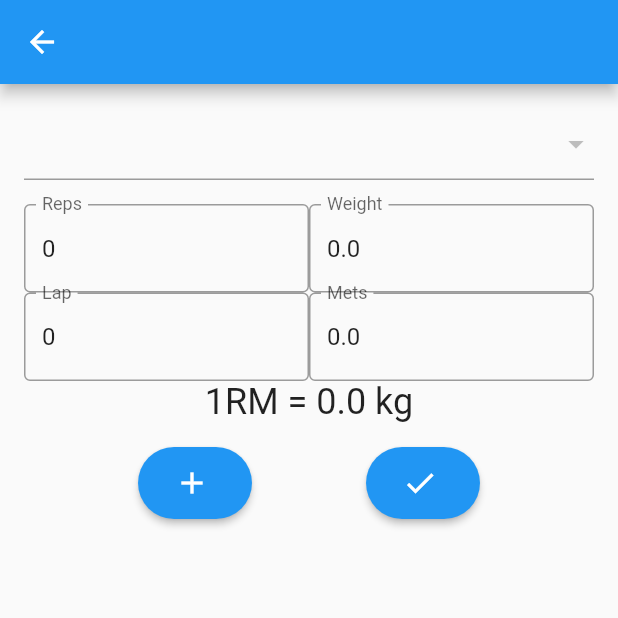
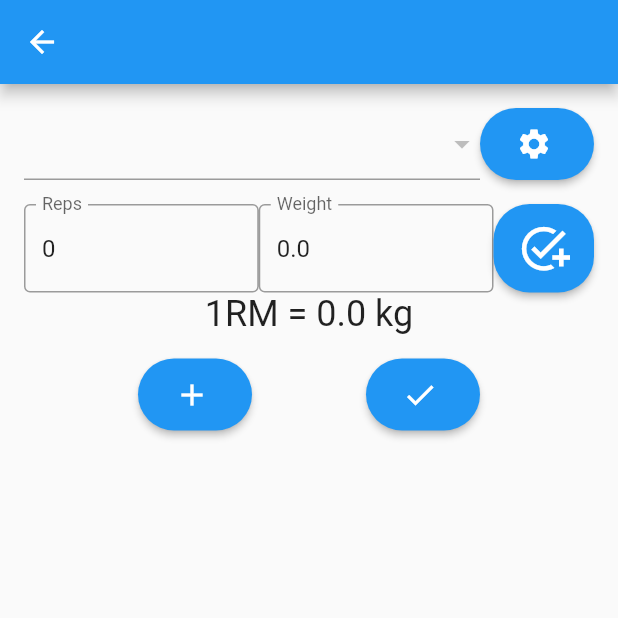
Before and after one commit to NaitoFumi/atlas, a Flutter app: the TrainingRegistWidget screen opened directly with empty values, after a tap on the "add" icon, on a phone screen of 412 x 824 dp, the top half of it. Run offline on Flutter 3.47's test engine with Material 2 defaults, Android fonts, the phone set to English and light mode, and no system bars; our stand-ins replace flutter_riverpod, hooks_riverpod, logger, sqflite, table_calendar; missing offline and left inert: dart:ffi; accounts and stored records are empty.

Commit message:
add event setting
Additional functionality to retrieve events

delete mets kcal

Due to unreliability of mets.
The unreliability of calorie calculations

```diff
--- a/lib/core/structure.dart
+++ b/lib/core/structure.dart
@@ -8,14 +8,12 @@ class TrainingTaskItem {
   int date;
   int eventId;
   String eventName;
-  double eventDefMets;
 
   TrainingTaskItem({
     required this.id,
     required this.date,
     required this.eventId,
     required this.eventName,
-    required this.eventDefMets,
   });
 
   factory TrainingTaskItem.fromJson(Map<String, dynamic> json) {
@@ -24,7 +22,6 @@ class TrainingTaskItem {
       date: json['date'] as int,
       eventId: json['eventId'] as int,
       eventName: json['eventName'] as String,
-      eventDefMets: json['eventDefMets'] as double,
     );
   }
   Map<String, dynamic> toJson() => {
@@ -32,47 +29,34 @@ class TrainingTaskItem {
     'date': date,
     'eventId': eventId,
     'eventName': eventName,
-    'eventDefMets': eventDefMets,
   };
 }
 
 class TrainingState {
   double weight;
-  double mets;
   int reps;
-  int lap;
   double rm;
-  int kcal;
 
   TrainingState({
     required this.weight,
-    required this.mets,
     required this.reps,
-    required this.lap,
     required this.rm,
-    required this.kcal,
   });
 }
 
 class TrainingStateController extends StateNotifier<TrainingState> {
-  TrainingStateController() : super(
+  TrainingStateController({double weight = 0, int reps = 0, double rm = 0}) : super(
     TrainingState(
-      weight: 0,
-      mets: 0,
-      reps: 0,
-      lap: 0,
-      rm: 0,
-      kcal: 0,
+      weight: weight,
+      reps: reps,
+      rm: rm,
     )
   );
-  void modify(weight,mets,reps,lap,rm,kcal) {
+  void modify(weight,reps,rm) {
     state = TrainingState(
       weight: weight,
-      mets: mets,
       reps: reps,
-      lap: lap,
       rm: rm,
-      kcal: kcal,
     );
   }
 }
--- a/lib/main.dart
+++ b/lib/main.dart
@@ -43,7 +43,6 @@ class _CalendarScreenState extends State<CalendarScreen> {
   CalendarFormat _calendarFormat = CalendarFormat.month;
   late DateTime _selectedDay;
   final dbHelper = TrainingDatabase.instance;
-  // Map<DateTime, List<TrainingTaskItem>> _eventsList = {};
   Map _events = LinkedHashMap<DateTime, List>(
     equals: isSameDay,
     hashCode: getHashCode,
--- a/lib/trainingDb.dart
+++ b/lib/trainingDb.dart
@@ -38,28 +38,24 @@ class BodyComposition {
     'bfp': bfp,
   };
 }
-class Evnet {
+class Event {
   int? id;
   String name;
-  double defMets;
 
-  Evnet({
+  Event({
     this.id,
     required this.name,
-    required this.defMets,
   });
 
-  factory Evnet.fromJson(Map<String, dynamic> json) {
-    return Evnet(
+  factory Event.fromJson(Map<String, dynamic> json) {
+    return Event(
       id: json['id'] as int,
       name: json['name'] as String,
-      defMets: json['defMets'] as double,
     );
   }
   Map<String, dynamic> toJson() => {
     'id': id,
     'name': name,
-    'defMets': defMets,
   };
 }
 
@@ -93,10 +89,6 @@ class TrainingSet {
   int trainingTaskId;
   double weight;
   int reps;
-  int lapTime;
-  int intervalTime;
-  double mets;
-  int kcal;
   double rm;
 
   TrainingSet({
@@ -104,10 +96,6 @@ class TrainingSet {
     required this.trainingTaskId,
     required this.weight,
     required this.reps,
-    required this.lapTime,
-    required this.intervalTime,
-    required this.mets,
-    required this.kcal,
     required this.rm,
   });
 
@@ -117,10 +105,6 @@ class TrainingSet {
       trainingTaskId: json['trainingTaskId'] as int,
       weight: json['weight'] as double,
       reps: json['reps'] as int,
-      lapTime: json['lapTime'] as int,
-      intervalTime: json['intervalTime'] as int,
-      mets: json['mets'] as double,
-      kcal: json['kcal'] as int,
       rm: json['rm'] as double,
     );
   }
@@ -129,10 +113,6 @@ class TrainingSet {
     'trainingTaskId': trainingTaskId,
     'weight': weight,
     'reps': reps,
-    'lapTime': lapTime,
-    'intervalTime': intervalTime,
-    'mets': mets,
-    'kcal': kcal,
     'rm': rm,
   };
 }
@@ -234,18 +214,12 @@ class RotineSet {
   int routineITaskd;
   double weight;
   int reps;
-  int lapTime;
-  int intervalTime;
-  double mets;
 
   RotineSet({
     this.id,
     required this.routineITaskd,
     required this.weight,
     required this.reps,
-    required this.lapTime,
-    required this.intervalTime,
-    required this.mets,
   });
   factory RotineSet.fromJson(Map<String, dynamic> json) {
     return RotineSet(
@@ -253,9 +227,6 @@ class RotineSet {
       routineITaskd: json['routineITaskd'] as int,
       weight: json['weight'] as double,
       reps: json['reps'] as int,
-      lapTime: json['lapTime'] as int,
-      intervalTime: json['intervalTime'] as int,
-      mets: json['mets'] as double,
     );
   }
   Map<String, dynamic> toJson() => {
@@ -263,9 +234,6 @@ class RotineSet {
     'routineITaskd': routineITaskd,
     'weight': weight,
     'reps': reps,
-    'lapTime': lapTime,
-    'intervalTime': intervalTime,
-    'mets': mets,
   };
 }
 
@@ -308,17 +276,15 @@ class TrainingDatabase {
     await db.execute('''
       CREATE TABLE event(
         id INTEGER PRIMARY KEY AUTOINCREMENT,
-        name TEXT NOT NULL,
-        defMets REAL NOT NULL
+        name TEXT NOT NULL
       )
     ''');
     await db.rawQuery('''
-      INSERT INTO event (name, defMets)
+      INSERT INTO event (name)
       VALUES
-       ('Running', 8.0),
-       ('Squat', 6.0),
-       ('Dead Lift', 6.0),
-       ('Bench Press', 3.0)
+       ('Squat'),
+       ('Dead Lift'),
+       ('Bench Press')
     ''');
     await db.execute('''
       CREATE TABLE training_task(
@@ -334,10 +300,6 @@ class TrainingDatabase {
         trainingTaskId INTEGER NOT NULL,
         weight REAL NOT NULL,
         reps INTEGER NOT NULL,
-        lapTime INTEGER NOT NULL,
-        intervalTime INTEGER NOT NULL,
-        mets REAL NOT NULL,
-        kcal INTEGER NOT NULL,
         rm REAL NOT NULL,
         FOREIGN KEY(trainingTaskId) REFERENCES training_task(id) ON DELETE CASCADE
       )
@@ -378,9 +340,6 @@ class TrainingDatabase {
         routineITaskd INTEGER NOT NULL,
         weight REAL NOT NULL,
         reps INTEGER NOT NULL,
-        lapTime INTEGER NOT NULL,
-        intervalTime INTEGER NOT NULL,
-        mets REAL NOT NULL,
         FOREIGN KEY(routineITaskd) REFERENCES routine_task(id) ON DELETE CASCADE
       )
     ''');
@@ -411,13 +370,18 @@ class TrainingDatabase {
     );
   }
 
-  Future<List<Evnet>> getEvents() async {
+  Future<List<Event>> getEvents() async {
     // logger.i("getEvents");
     final db = await instance.database;
     final result = await db.rawQuery(
       'SELECT * FROM event'
     );
-    return result.map((json) => Evnet.fromJson(json)).toList();
+    return result.map((json) => Event.fromJson(json)).toList();
+  }
+
+  Future<int> insertEvents(Event event) async {
+    final db = await instance.database;
+    return await db.insert('event', event.toJson());
   }
 
   Future<List<TrainingTaskItem>> getTrainingTasks(int day) async {
@@ -426,8 +390,7 @@ class TrainingDatabase {
       '''
         SELECT
           training_task.*,
-          event.name AS eventName,
-          event.defMets AS eventDefMets
+          event.name AS eventName
         FROM training_task
         JOIN event ON training_task.eventId = event.id
         WHERE
@@ -439,7 +402,6 @@ class TrainingDatabase {
   }
 
   Future<int> insertTrainingTask(TrainingTask task) async {
-    logger.d(task);
     final db = await instance.database;
     return await db.insert('training_task', task.toJson());
   }
@@ -464,9 +426,7 @@ class TrainingDatabase {
   }
 
   Future<List<TrainingSet>> getTrainingSets(int taskId) async {
-    logger.d(taskId);
     final db = await instance.database;
-
     final result = await db.query(
       'training_set',
       where: 'trainingTaskId = ?',
--- a/lib/trainingRegistWidget.dart
+++ b/lib/trainingRegistWidget.dart
@@ -26,7 +26,6 @@ class TrainingRegistWidget extends ConsumerStatefulWidget {
     ) : super(key: key);
 
   @override
-  // ignore: library_private_types_in_public_api
   _TrainingRegistWidgetState createState() => _TrainingRegistWidgetState();
 }
 class _TrainingRegistWidgetState extends ConsumerState<TrainingRegistWidget> {
@@ -34,9 +33,14 @@ class _TrainingRegistWidgetState extends ConsumerState<TrainingRegistWidget> {
   final dbHelper = TrainingDatabase.instance;
 
   // Data fields
-  List<Evnet> events = [];
+  int selectedEvent = defEvent;
+  List<Event> events = [];
   void _getEventList() async {
-     events = await dbHelper.getEvents();
+    List<Event> _events = await dbHelper.getEvents();
+    setState(() {
+      events = _events;
+      logger.d(events);
+    });
   }
 
   List<TrainingSet> _sets =[];
@@ -45,54 +49,34 @@ class _TrainingRegistWidgetState extends ConsumerState<TrainingRegistWidget> {
   List<TrainingSetFormTextList> _list = <TrainingSetFormTextList>[];
 
   void _getTrainingSetList(int taskId) async {
-    logger.d(taskId);
      _sets= await dbHelper.getTrainingSets(taskId);
-    logger.d(_sets);
-
-    final StateNotifierProvider<TrainingStateController, TrainingState> trainingProvider = StateNotifierProvider<TrainingStateController, TrainingState>((ref) => TrainingStateController());
-
     for (final set in _sets)
     {
-      _list.add(
-        TrainingSetFormTextList(
-          index:    ++index,
-          provider: trainingProvider,
-          setId:    set.id!,
-          widget:   TrainingSetFormTextWidget(
-            provider:   trainingProvider,
-            bodyWeight: widget.bodyWeight,
-            weight:     set.weight,
-            reps:       set.reps,
-            lap:        set.lapTime,
-            mets:       set.mets,
-            kcal:       set.kcal,
-            rm:         set.rm,
-          ),
-        )
-      );
+      addWidgetList(widget.bodyWeight, set.weight, set.reps, set.rm, setId:set.id!);
     }
-    setState(() {
-      _items = _list;
-    });
   }
 
-  void addWidgetList() {
-    final StateNotifierProvider<TrainingStateController, TrainingState> trainingProvider = StateNotifierProvider<TrainingStateController, TrainingState>((ref) => TrainingStateController());
+  void addWidgetList(double bodyWeight, double weight, int reps, double rm, {int setId = 0}) {
+
+    final StateNotifierProvider<TrainingStateController, TrainingState> trainingProvider =
+      StateNotifierProvider<TrainingStateController, TrainingState>((ref) => TrainingStateController(
+        weight: weight,
+        reps:   reps,
+        rm:     rm,
+      ));
 
     _list.add(
       TrainingSetFormTextList(
         index:    ++index,
         provider: trainingProvider,
-        setId:    0,
+        setId:    setId,
         widget:   TrainingSetFormTextWidget(
           provider:   trainingProvider,
-          bodyWeight: widget.bodyWeight,
-          weight:     0,
-          reps:       0,
-          lap:        0,
-          mets:       0,
-          kcal:       0,
-          rm:         0,
+          bodyWeight: bodyWeight,
+          weight:     weight,
+          reps:       reps,
+          rm:         rm,
+          onPressedCallback: addWidgetList,
         ),
       )
     );
@@ -103,8 +87,9 @@ class _TrainingRegistWidgetState extends ConsumerState<TrainingRegistWidget> {
 
   int paramTaskId = 0;
 
-  int selectedEvent = defEvent;
   final StateNotifierProvider<EventSelectStateController, EventSelectState> eventSelectProvider = StateNotifierProvider<EventSelectStateController, EventSelectState>((ref) => EventSelectStateController());
+
+  TextEditingController _metsTtextController = TextEditingController();
 
   @override
   void initState() {
@@ -130,11 +115,19 @@ class _TrainingRegistWidgetState extends ConsumerState<TrainingRegistWidget> {
             Row(
               children: [
                 Expanded(
+                  flex: 4,
                   child: EventsMenu(
-                    events: events,
-                    selectedEvent: selectedEvent,
-                    provider: eventSelectProvider,
+                    events:             events,
+                    selectedEvent:      selectedEvent,
+                    provider:           eventSelectProvider,
                   ),
+                ),
+                Expanded(
+                  flex: 1,
+                  child: EventSettingBtn(
+                    dbHelper:            dbHelper,
+                    onPressedCallback: _getEventList,
+                  )
                 ),
               ],
             ),
@@ -154,7 +147,7 @@ class _TrainingRegistWidgetState extends ConsumerState<TrainingRegistWidget> {
                 const Spacer(),
                 Expanded(
                   flex: 1,
-                  child: AddBtnTrainingSetForm(onPressedCallback: addWidgetList,)
+                  child: AddBtnTrainingSetForm(onPressedCallback: addWidgetList, bodyWeight: widget.bodyWeight,)
                 ),
                 const Spacer(),
                 Expanded(
--- a/lib/utilWidget.dart
+++ b/lib/utilWidget.dart
@@ -10,6 +10,7 @@ import 'core/util.dart';
 import './trainingDb.dart';
 import './traningTask.dart';
 import './trainingRegistWidget.dart';
+import './eventSettingScreen.dart';
 
 class TrainingTaskList extends StatefulWidget {
 
@@ -33,7 +34,6 @@ class TrainingTaskList extends StatefulWidget {
 class _TrainingTaskList extends State<TrainingTaskList> {
   @override
   Widget build(BuildContext context) {
-    logger.d(widget.trainingTaskItem);
     return
     ListTile(
       leading: Icon(Icons.add_a_photo),
@@ -42,7 +42,6 @@ class _TrainingTaskList extends State<TrainingTaskList> {
         Navigator.push(
           context,
           MaterialPageRoute(
-            // builder: (context) => TrainingEditScreen(
             builder: (context) => TrainingRegistWidget(
               task:       widget.trainingTaskItem,
               bodyWeight: widget.bodyWeight,
@@ -104,10 +103,8 @@ class TrainingSetFormTextWidget extends ConsumerStatefulWidget {
   final double bodyWeight;
   final double weight;
   final int reps;
-  final int lap;
-  final double mets;
-  final int kcal;
   final double rm;
+  final Function(double bodyWeight, double weight, int reps, double rm) onPressedCallback;
 
   TrainingSetFormTextWidget(
     {
@@ -116,10 +113,8 @@ class TrainingSetFormTextWidget extends ConsumerStatefulWidget {
       required this.bodyWeight,
       required this.weight,
       required this.reps,
-      required this.lap,
-      required this.mets,
-      required this.kcal,
       required this.rm,
+      required this.onPressedCallback,
     }
   );
 
@@ -132,8 +127,6 @@ class TrainingSetFormTextWidgetState extends ConsumerState<TrainingSetFormTextWi
 
   TextEditingController _weightTtextController = TextEditingController();
   TextEditingController _repsTtextController = TextEditingController();
-  TextEditingController _lapTtextController = TextEditingController();
-  TextEditingController _metsTtextController = TextEditingController();
 
   double weight = 0;
   int reps = 0;
@@ -150,21 +143,12 @@ class TrainingSetFormTextWidgetState extends ConsumerState<TrainingSetFormTextWi
     return _rm;
   }
 
-  // int interval = 0;
-  int lap = 0;
-  double mets = 0;
-  int kcal = 0;
-
-  double calculateKcal(int _lap, double _bodyWeight, double _mets) {
-    return (_mets * _bodyWeight * (_lap / 360) * 1.05);
-  }
-
   void _updateWeight() {
     if(_weightTtextController.text.isNotEmpty){
       setState(() {
         weight = double.parse(_weightTtextController.text);
         rm = calculateRM(weight, reps);
-        ref.read(widget.provider.notifier).modify(weight,mets,reps,lap,rm,kcal);
+        ref.read(widget.provider.notifier).modify(weight,reps,rm);
       });
     }
   }
@@ -173,22 +157,8 @@ class TrainingSetFormTextWidgetState extends ConsumerState<TrainingSetFormTextWi
       setState(() {
         reps = int.parse(_repsTtextController.text);
         rm = calculateRM(weight, reps);
-        ref.read(widget.provider.notifier).modify(weight,mets,reps,lap,rm,kcal);
+        ref.read(widget.provider.notifier).modify(weight,reps,rm);
       });
-    }
-  }
-  void _updateLap() {
-    if(_lapTtextController.text.isNotEmpty) {
-      lap = int.parse(_lapTtextController.text);
-      kcal = calculateKcal(lap, widget.bodyWeight, mets).toInt();
-      ref.read(widget.provider.notifier).modify(weight,mets,reps,lap,rm,kcal);
-    }
-  }
-  void _updateMets(){
-    if(_metsTtextController.text.isNotEmpty) {
-      mets = double.parse(_metsTtextController.text);
-      kcal = calculateKcal(lap, widget.bodyWeight, mets).toInt();
-      ref.read(widget.provider.notifier).modify(weight,mets,reps,lap,rm,kcal);
     }
   }
 
@@ -197,32 +167,24 @@ class TrainingSetFormTextWidgetState extends ConsumerState<TrainingSetFormTextWi
     super.initState();
     weight = widget.weight;
     reps   = widget.reps;
-    lap    = widget.lap;
-    mets   = widget.mets;
-    kcal   = widget.kcal;
     rm     = widget.rm;
-    // _weightTtextController.text = widget.reps.toString();
     _weightTtextController.text = widget.weight.toString();
     _repsTtextController.text   = widget.reps.toString();
-    _lapTtextController.text    = widget.lap.toString();
-    _metsTtextController.text   = widget.mets.toString();
     _weightTtextController.addListener(_updateWeight);
     _repsTtextController.addListener(_updateReps);
-    _lapTtextController.addListener(_updateLap);
-    _metsTtextController.addListener(_updateMets);
   }
 
   @override
   void dispose() {
     _weightTtextController.dispose();
     _repsTtextController.dispose();
-    _lapTtextController.dispose();
-    _metsTtextController.dispose();
     super.dispose();
   }
 
   @override
   Widget build(BuildContext context) {
+    // logger.d(widget.weight);
+    // logger.d(widget.reps);
     return
     Column(
       children: <Widget>[
@@ -238,21 +200,14 @@ class TrainingSetFormTextWidgetState extends ConsumerState<TrainingSetFormTextWi
               label: 'Weight',
               hint: 'Enter a number',
             ),
+            CopyTrainingSetBtn(
+              bodyWeight: widget.bodyWeight,
+              weight:     weight,
+              reps:       reps,
+              rm:         rm,
+              onPressedCallback: widget.onPressedCallback,
+            )
           ]
-        ),
-        Row(
-          children: [
-            TrainingSetFormText(
-              textController:_lapTtextController,
-              label: 'Lap',
-              hint: 'Enter a time',
-            ),
-            TrainingSetFormText(
-              textController:_metsTtextController,
-              label: 'Mets',
-              hint: 'Enter a number',
-            ),
-          ],
         ),
         Column( //rm
           children: [
@@ -264,6 +219,52 @@ class TrainingSetFormTextWidgetState extends ConsumerState<TrainingSetFormTextWi
         ),
       ]
     );
+  }
+}
+
+class CopyTrainingSetBtn extends StatelessWidget {
+
+  final double bodyWeight;
+  final double weight;
+  final int reps;
+  final double rm;
+  final Function(double bodyWeight, double weight, int reps, double rm) onPressedCallback;
+
+  CopyTrainingSetBtn(
+    {
+      Key? key,
+      required this.bodyWeight,
+      required this.weight,
+      required this.reps,
+      required this.rm,
+      required this.onPressedCallback,
+    }
+  );
+
+  @override
+  Widget build(BuildContext context) {
+    return
+      ElevatedButton(
+        onPressed: () async {
+          logger.d(weight);
+          logger.d(reps);
+          onPressedCallback(bodyWeight, weight, reps, rm);
+        },
+        style: ElevatedButton.styleFrom(
+          backgroundColor: Colors.blue,
+          padding: const EdgeInsets.symmetric(horizontal: 16, vertical: 12),
+          shape: RoundedRectangleBorder(
+            borderRadius: BorderRadius.circular(24),
+          ),
+        ),
+        child: Row(
+          mainAxisSize: MainAxisSize.min,
+          children: const [
+            Icon( Icons.add_task, color: Colors.white, size: 35,),
+          ],
+        ),
+      )
+    ;
   }
 }
 
@@ -359,12 +360,14 @@ class StaticBtn extends StatelessWidget {
 
 class AddBtnTrainingSetForm extends StatelessWidget {
 
-  final Function() onPressedCallback;
+  final Function(double bodyWeight, double weight, int reps, double rm) onPressedCallback;
+  final double bodyWeight;
 
   AddBtnTrainingSetForm(
     {
       Key? key,
       required this.onPressedCallback,
+      required this.bodyWeight,
     }
   );
 
@@ -373,7 +376,7 @@ class AddBtnTrainingSetForm extends StatelessWidget {
     return
       ElevatedButton(
         onPressed: () async {
-          onPressedCallback();
+          onPressedCallback(bodyWeight, 0, 0, 0);
         },
         style: ElevatedButton.styleFrom(
           backgroundColor: Colors.blue,
@@ -445,7 +448,7 @@ class RegistBtnTrainingSet extends StatelessWidget {
 class EventsMenu extends ConsumerStatefulWidget {
 
   final StateNotifierProvider<EventSelectStateController, EventSelectState> provider;
-  final List<Evnet> events;
+  final List<Event> events;
   int selectedEvent = 1;
 
   EventsMenu(
@@ -466,7 +469,6 @@ class EventsMenuState extends ConsumerState<EventsMenu> {
    @override
   void initState() {
     super.initState();
-    // ref.read(widget.provider.notifier).modify(widget.selectedEvent);
   }
 
   @override
@@ -481,9 +483,58 @@ class EventsMenuState extends ConsumerState<EventsMenu> {
         }).toList(),
         value: widget.selectedEvent,
         onChanged: (int? value) {
-          ref.read(widget.provider.notifier).modify(value);
+          if (value != null) {
+            ref.read(widget.provider.notifier).modify(value);
+          }
         },
       )
     ;
   }
 }
+
+class EventSettingBtn extends StatelessWidget {
+
+  final TrainingDatabase dbHelper;
+  final Function() onPressedCallback;
+
+
+  EventSettingBtn(
+    {
+      Key? key,
+      required this.dbHelper,
+      required this.onPressedCallback,
+    }
+  );
+
+  @override
+  Widget build(BuildContext context) {
+    return
+      ElevatedButton(
+        onPressed: () async {
+          await Navigator.push(
+            context,
+            MaterialPageRoute(
+              builder: (context) =>
+              EventRegistWidget(dbHelper: dbHelper)
+            ),
+          );
+          onPressedCallback();
+        },
+        style: ElevatedButton.styleFrom(
+          backgroundColor: Colors.blue,
+          padding: const EdgeInsets.symmetric(horizontal: 16, vertical: 12),
+          shape: RoundedRectangleBorder(
+            borderRadius: BorderRadius.circular(24),
+          ),
+        ),
+        child: Row(
+          mainAxisSize: MainAxisSize.min,
+          children: const [
+            Icon(Icons.settings, color: Colors.white),
+            SizedBox(width: 4),
+          ],
+        ),
+      )
+    ;
+  }
+}
```
Also changed, not shown: lib/core/util.dart (+31 -18 lines), lib/eventSettingScreen.dart (added, +141 -0 lines), lib/traningTask.dart (+18 -35 lines), 2 other files.
